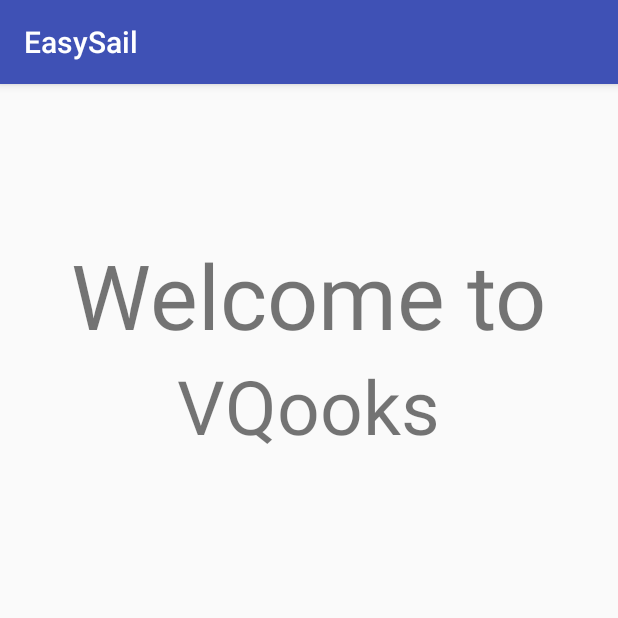
After one commit to qle007/EasySail, an Android app: the SplashScreen screen opened directly, with no data from a screen before it, on a phone screen of 412 x 824 dp, the top half of it. The commit adds this screen. Run offline under Robolectric (Android 15) with nearby library versions, the phone set to English and light mode, and no system bars.

Commit message:
added sum stuff

```diff
--- a/app/src/main/java/com/easysailapp/easysail/MenuActivity.java
+++ b/app/src/main/java/com/easysailapp/easysail/MenuActivity.java
@@ -61,7 +61,4 @@ public class MenuActivity extends AppCompatActivity {
             }
         });
     }
-    private void alertForCallButton(){
-
-    }
 }
--- /dev/null
+++ b/app/src/main/java/com/easysailapp/easysail/SplashScreen.java
@@ -0,0 +1,26 @@
+package com.easysailapp.easysail;
+
+import android.content.Intent;
+import android.os.Bundle;
+import android.os.Handler;
+import android.support.v7.app.AppCompatActivity;
+
+public class SplashScreen extends AppCompatActivity {
+
+    private static int SPLASH_TIME_OUT = 2000;
+    @Override
+    protected void onCreate(Bundle savedInstanceState) {
+        super.onCreate(savedInstanceState);
+        setContentView(R.layout.activity_splash_screen);
+            new Handler().postDelayed(new Runnable()
+            {
+                @Override
+                public void run()
+                {
+                    Intent homeIntent = new Intent(SplashScreen.this, MenuActivity.class);
+                    startActivity(homeIntent);
+                    finish();
+                }
+            }, SPLASH_TIME_OUT);
+        }
+    }
--- a/app/src/main/res/layout/activity_main.xml
+++ b/app/src/main/res/layout/activity_main.xml
@@ -17,7 +17,7 @@
         android:gravity="center_horizontal"
         android:layout_gravity="center"
         android:layout_marginTop="150dp"
-
+        android:id="@+id/card_id_edit_text"
         />
 
     <Button
@@ -27,6 +27,7 @@
         android:padding="16dp"
         android:layout_margin="8dp"
         android:text="@string/sign_in"
+        android:id="@+id/sign_in_button"
         />
 
         <RelativeLayout
--- /dev/null
+++ b/app/src/main/res/layout/activity_splash_screen.xml
@@ -0,0 +1,22 @@
+<?xml version="1.0" encoding="utf-8"?>
+<RelativeLayout xmlns:android="http://schemas.android.com/apk/res/android"
+    android:layout_width="match_parent"
+    android:layout_height="match_parent">
+
+    <TextView
+        android:layout_width="wrap_content"
+        android:layout_height="wrap_content"
+        android:text="Welcome to"
+        android:textSize="60sp"
+        android:id="@+id/welcome"
+        android:layout_marginTop="100dp"
+        android:layout_centerHorizontal="true"/>
+    <TextView
+        android:layout_width="wrap_content"
+        android:layout_height="wrap_content"
+        android:text="VQooks"
+        android:layout_below="@id/welcome"
+        android:textSize="50sp"
+        android:layout_centerHorizontal="true"/>
+
+</RelativeLayout>
```
Also changed, not shown: app/src/main/AndroidManifest.xml (+5 -6 lines), app/src/main/java/com/easysailapp/easysail/MainActivity.java (+35 -1 lines).
